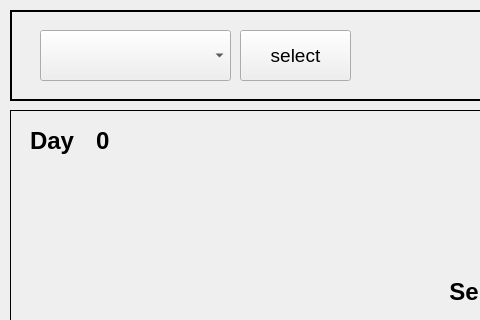
Above: SmartFarmGUI/ui/main.ui from addinedu-ros-6th/iot-repo-1 before the change; both pictures show x 0 to 480 and y 0 to 320 of the 1280 by 927 pixel window. Below: the same form after it.
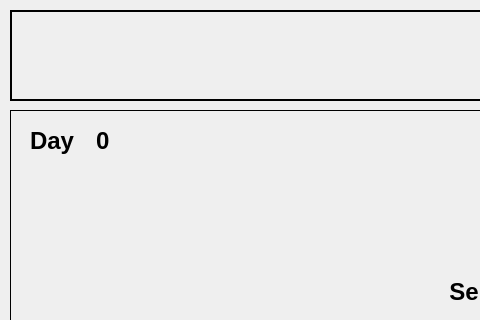
That is the form after the change. Icons and pictures are not drawn.

```diff
--- a/SmartFarmGUI/ui/main.ui
+++ b/SmartFarmGUI/ui/main.ui
@@ -32,39 +32,6 @@
     <string/>
    </property>
   </widget>
-  <widget class="QComboBox" name="comboBox_select">
-   <property name="geometry">
-    <rect>
-     <x>40</x>
-     <y>30</y>
-     <width>191</width>
-     <height>51</height>
-    </rect>
-   </property>
-   <property name="font">
-    <font>
-     <pointsize>12</pointsize>
-    </font>
-   </property>
-   <property name="styleSheet">
-    <string notr="true">border-color: rgb(0, 85, 0);</string>
-   </property>
-   <property name="currentText">
-    <string/>
-   </property>
-   <property name="sizeAdjustPolicy">
-    <enum>QComboBox::AdjustToContentsOnFirstShow</enum>
-   </property>
-   <property name="minimumContentsLength">
-    <number>0</number>
-   </property>
-   <property name="iconSize">
-    <size>
-     <width>16</width>
-     <height>16</height>
-    </size>
-   </property>
-  </widget>
   <widget class="QPushButton" name="btn_alarm">
    <property name="geometry">
     <rect>
@@ -459,24 +426,6 @@
     <enum>Qt::ToolButtonTextUnderIcon</enum>
    </property>
   </widget>
-  <widget class="QPushButton" name="btn_start">
-   <property name="geometry">
-    <rect>
-     <x>240</x>
-     <y>30</y>
-     <width>111</width>
-     <height>51</height>
-    </rect>
-   </property>
-   <property name="font">
-    <font>
-     <pointsize>14</pointsize>
-    </font>
-   </property>
-   <property name="text">
-    <string>select</string>
-   </property>
-  </widget>
   <widget class="QLabel" name="image_water">
    <property name="geometry">
     <rect>
```
